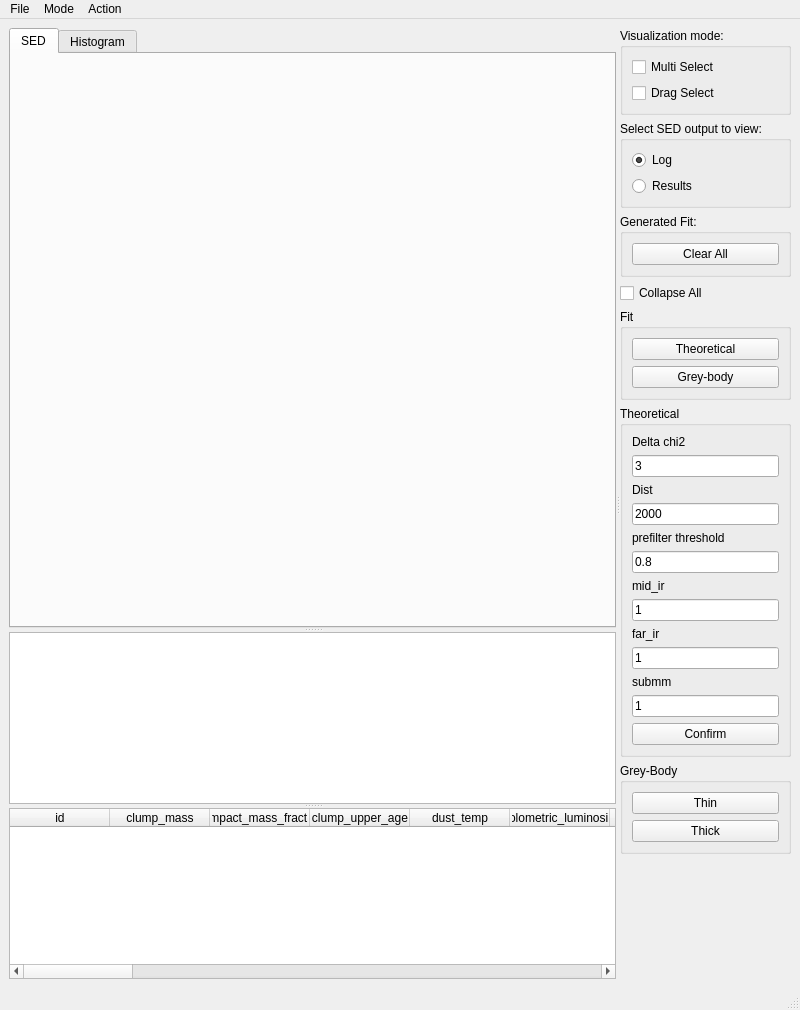
The window that Code/ui/sedvisualizerplot.ui (VisIVOLab/ViaLacteaVisualAnalytics) describes before a commit, drawn with Qt 5.
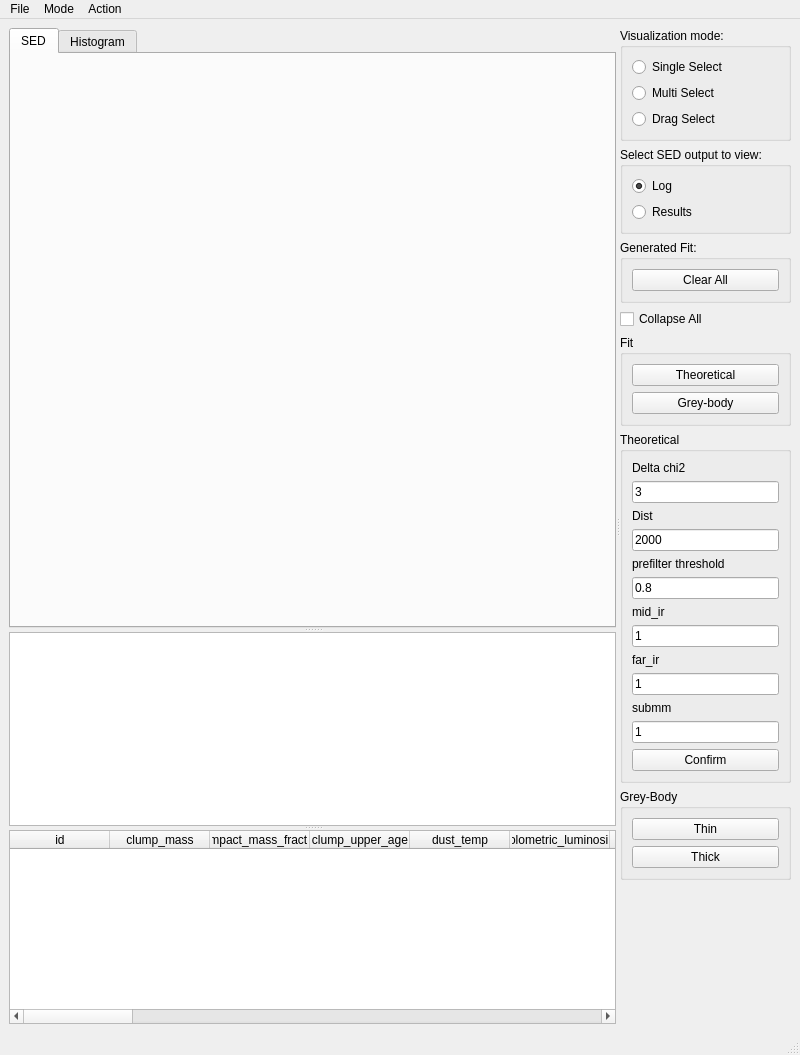
The same window after the commit. Custom widgets are drawn as their Qt base class.

Commit message: convert selection checkBox to radioButton

The edit to the form file:
```diff
--- a/Code/ui/sedvisualizerplot.ui
+++ b/Code/ui/sedvisualizerplot.ui
@@ -7,7 +7,7 @@
     <x>0</x>
     <y>0</y>
     <width>800</width>
-    <height>1010</height>
+    <height>1055</height>
    </rect>
   </property>
   <property name="sizePolicy">
@@ -336,14 +336,27 @@
           </property>
           <layout class="QVBoxLayout" name="verticalLayout">
            <item>
-            <widget class="QCheckBox" name="multiSelectCheckBox">
+            <widget class="QRadioButton" name="singleSelectRadioButton">
+             <property name="text">
+              <string>Single Select</string>
+             </property>
+             <property name="checkable">
+              <bool>true</bool>
+             </property>
+             <property name="checked">
+              <bool>false</bool>
+             </property>
+            </widget>
+           </item>
+           <item>
+            <widget class="QRadioButton" name="multiSelectRadioButton">
              <property name="text">
               <string>Multi Select</string>
              </property>
             </widget>
            </item>
            <item>
-            <widget class="QCheckBox" name="multiDragSelectCheckBox">
+            <widget class="QRadioButton" name="dragSelectRadioButton">
              <property name="text">
               <string>Drag Select</string>
              </property>
```
The commit also changes 2 other files.
